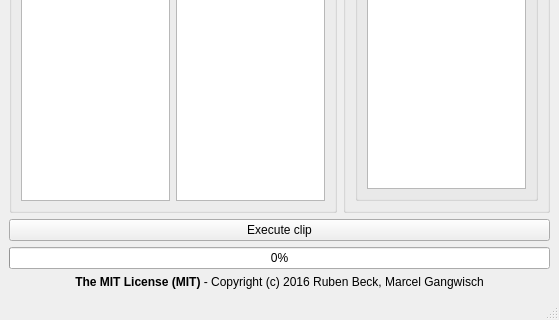
Before: the Qt Designer form gis_clip/UI/main.ui in gummibumm/gis_clip, drawn with Qt 5; both pictures show x 0 to 559 and y 392 to 712 of the 559 by 712 pixel window.
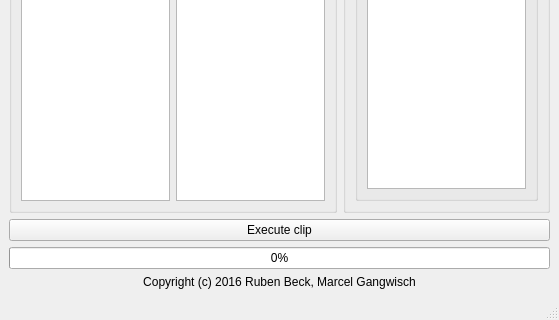
After: the same form once the commit is applied.

Commit message: removed license from ui

```diff
--- a/gis_clip/UI/main.ui
+++ b/gis_clip/UI/main.ui
@@ -156,7 +156,7 @@
     <item row="1" column="0">
      <widget class="QLabel" name="copyright">
       <property name="text">
-       <string>&lt;html&gt;&lt;head/&gt;&lt;body&gt;&lt;p&gt;&lt;span style=&quot; font-weight:600;&quot;&gt;The MIT License (MIT)&lt;/span&gt; - Copyright (c) 2016 Ruben Beck, Marcel Gangwisch&lt;/p&gt;&lt;/body&gt;&lt;/html&gt;</string>
+       <string>&lt;html&gt;&lt;head/&gt;&lt;body&gt;&lt;p&gt;Copyright (c) 2016 Ruben Beck, Marcel Gangwisch&lt;/p&gt;&lt;/body&gt;&lt;/html&gt;</string>
       </property>
       <property name="alignment">
        <set>Qt::AlignCenter</set>
```
The commit also changes 3 other files.
